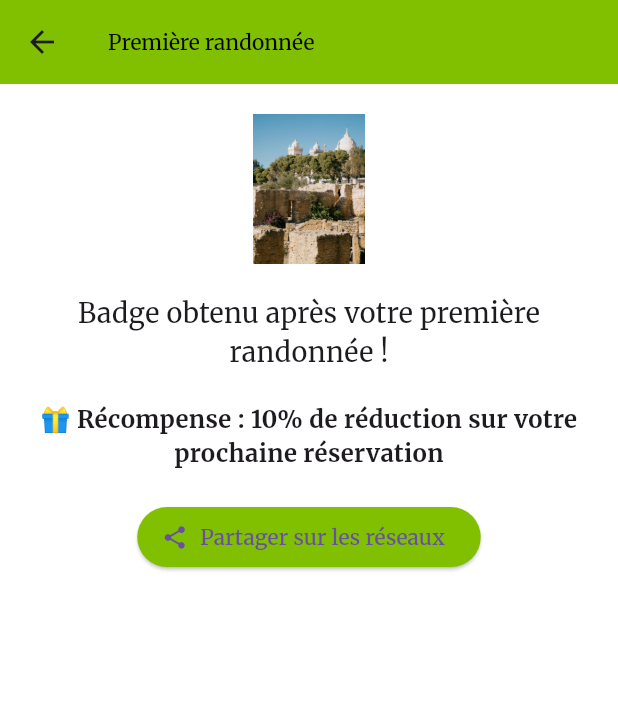
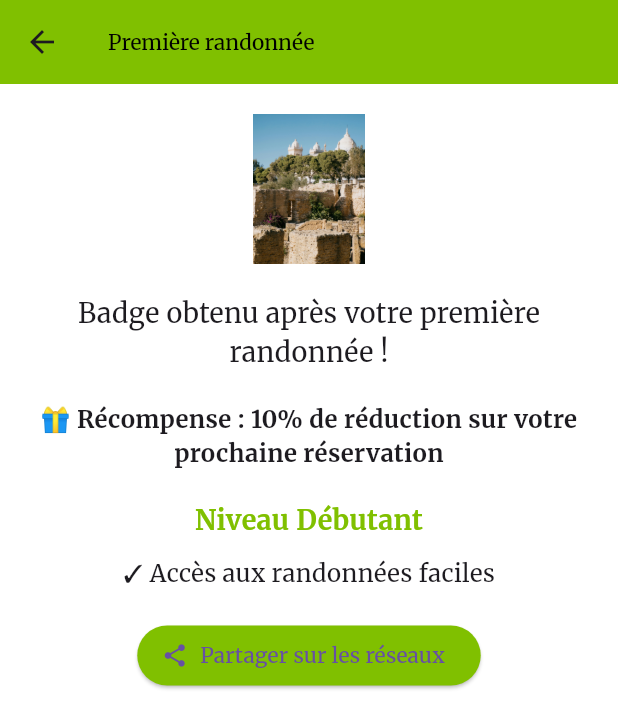
Before and after one commit to maherbaldi969/ecotrack_Mapsdart, a Flutter app: the BadgeScreen screen opened by its route, after a tap on "Première randonnée", on a phone screen of 412 x 824 dp. Shown: the top 728 px of the screen. Run offline on Flutter 3.47's test engine with Material 3 defaults, Android fonts, the phone set to English and light mode, and no system bars; our stand-ins replace connectivity_plus, curved_navigation_bar, dio, flutter_local_notifications, flutter_screenutil, flutter_svg and 14 more; missing offline and left inert: flutter_polyline_points, image_sequence_animator, saver_gallery; accounts and stored records are empty; network calls fail.

Commit message:
Mise à jour des fichiers

```diff
--- a/lib/screens/Badge.dart
+++ b/lib/screens/Badge.dart
@@ -1,12 +1,25 @@
 import 'package:flutter/material.dart';
 import 'package:google_fonts/google_fonts.dart';
 import 'package:share_plus/share_plus.dart';
+class UserLevel {
+  final String name;
+  final int requiredBadges;
+  final List<String> benefits;
+
+  UserLevel({
+    required this.name,
+    required this.requiredBadges,
+    required this.benefits,
+  });
+}
+
 class Badge {
   final String name;
   final String icon;
   final String description;
   final bool isEarned;
   final String reward;
+  final int levelPoints;
 
   Badge({
     required this.name,
@@ -14,8 +27,27 @@ class Badge {
     required this.description,
     required this.isEarned,
     required this.reward,
+    this.levelPoints = 1,
   });
 }
+
+final List<UserLevel> userLevels = [
+  UserLevel(
+    name: "Débutant",
+    requiredBadges: 1,
+    benefits: ["Accès aux randonnées faciles"],
+  ),
+  UserLevel(
+    name: "Intermédiaire",
+    requiredBadges: 3,
+    benefits: ["10% de réduction sur l'équipement"],
+  ),
+  UserLevel(
+    name: "Expert en randonnée",
+    requiredBadges: 5,
+    benefits: ["Accès VIP aux événements", "Guide personnel offert"],
+  ),
+];
 
 List<Badge> badges = [
   Badge(
@@ -24,6 +56,7 @@ List<Badge> badges = [
     description: "Badge obtenu après votre première randonnée !",
     isEarned: true,
     reward: "10% de réduction sur votre prochaine réservation",
+    levelPoints: 1,
   ),
   Badge(
     name: "Explorateur culturel",
@@ -31,6 +64,7 @@ List<Badge> badges = [
     description: "Visitez 5 sites culturels pour débloquer ce badge.",
     isEarned: false,
     reward: "Accès exclusif à des événements culturels",
+    levelPoints: 1,
   ),
   Badge(
     name: "Aventurier du Nord-Ouest",
@@ -38,6 +72,7 @@ List<Badge> badges = [
     description: "Participez à 3 randonnées en montagne.",
     isEarned: true,
     reward: "Réduction de 15% sur votre prochaine aventure",
+    levelPoints: 1,
   ),
 ];
 
@@ -85,12 +120,17 @@ class BadgeScreen extends StatelessWidget {
                 ),
                 onTap: badge.isEarned
                     ? () {
-                  Navigator.push(
-                    context,
-                    MaterialPageRoute(
-                      builder: (context) => BadgeDetailScreen(badge),
-                    ),
-                  );
+                      // Calculer le total des points de niveau
+                      final totalPoints = badges
+                          .where((b) => b.isEarned)
+                          .fold(0, (sum, b) => sum + b.levelPoints);
+
+                      Navigator.push(
+                        context,
+                        MaterialPageRoute(
+                          builder: (context) => BadgeDetailScreen(badge, totalPoints: totalPoints),
+                        ),
+                      );
                 }
                     : null,
               ),
@@ -103,8 +143,9 @@ class BadgeScreen extends StatelessWidget {
 }
 class BadgeDetailScreen extends StatelessWidget {
   final Badge badge;
+  final int totalPoints;
 
-  const BadgeDetailScreen(this.badge, {super.key});
+  const BadgeDetailScreen(this.badge, {required this.totalPoints, super.key});
 
   @override
   Widget build(BuildContext context) {
@@ -139,6 +180,34 @@ class BadgeDetailScreen extends StatelessWidget {
                     textAlign: TextAlign.center,
                   ),
                   SizedBox(height: 20),
+
+                  // Afficher les avantages du niveau actuel
+                  Column(
+                    children: [
+                      for (final level in userLevels)
+                        if (totalPoints >= level.requiredBadges)
+                          Column(
+                            children: [
+                              Text(
+                                "Niveau ${level.name}",
+                                style: TextStyle(
+                                  fontSize: 18,
+                                  fontWeight: FontWeight.bold,
+                                  color: Color(0xFF80C000),
+                                ),
+                              ),
+                              SizedBox(height: 10),
+                              for (final benefit in level.benefits)
+                                Text(
+                                  "✓ $benefit",
+                                  style: TextStyle(fontSize: 16),
+                                ),
+                              SizedBox(height: 20),
+                            ],
+                          ),
+                    ],
+                  ),
+
                   ElevatedButton.icon(
                     onPressed: () {
                       final String text = 'Je viens de gagner le badge ${badge.name} sur EcoTrack! ${badge.reward}';
```
